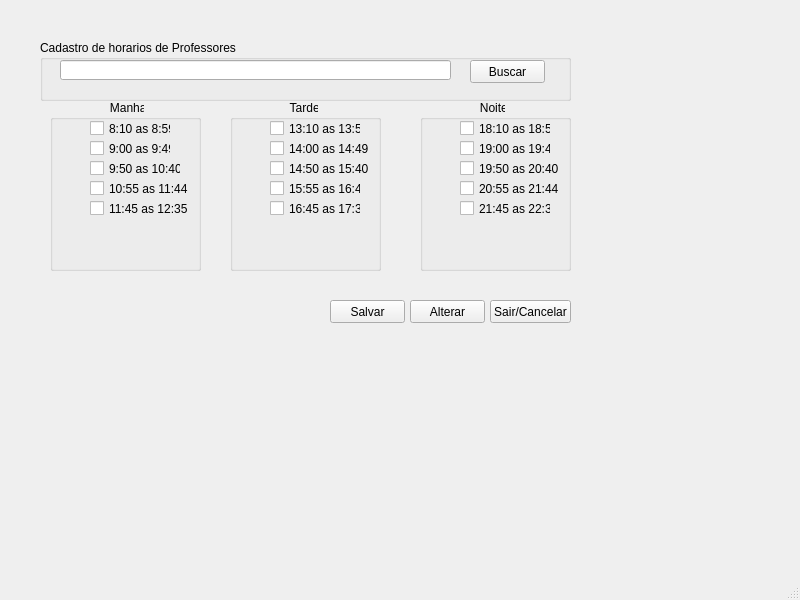
The window that Geovani/cadastrohorario.ui (UnPComp2013/Grupo5) describes before a commit, drawn with Qt 5.
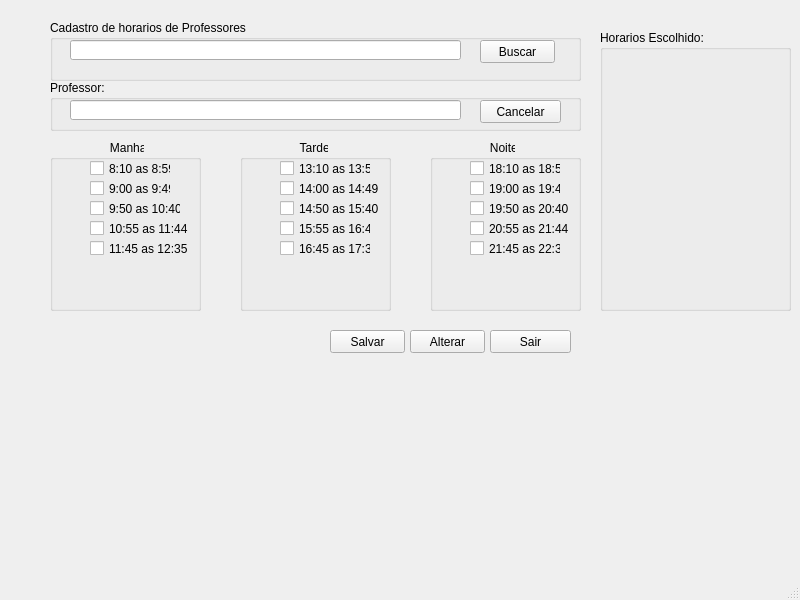
The same window after the commit.

Patch:
```diff
--- a/Geovani/cadastrohorario.ui
+++ b/Geovani/cadastrohorario.ui
@@ -18,7 +18,7 @@
     <property name="geometry">
      <rect>
       <x>50</x>
-      <y>100</y>
+      <y>140</y>
       <width>151</width>
       <height>171</height>
      </rect>
@@ -95,8 +95,8 @@
    <widget class="QGroupBox" name="groupBox_2">
     <property name="geometry">
      <rect>
-      <x>230</x>
-      <y>100</y>
+      <x>240</x>
+      <y>140</y>
       <width>151</width>
       <height>171</height>
      </rect>
@@ -173,8 +173,8 @@
    <widget class="QGroupBox" name="groupBox_3">
     <property name="geometry">
      <rect>
-      <x>420</x>
-      <y>100</y>
+      <x>430</x>
+      <y>140</y>
       <width>151</width>
       <height>171</height>
      </rect>
@@ -251,8 +251,8 @@
    <widget class="QGroupBox" name="groupBox_4">
     <property name="geometry">
      <rect>
-      <x>40</x>
-      <y>40</y>
+      <x>50</x>
+      <y>20</y>
       <width>531</width>
       <height>61</height>
      </rect>
@@ -288,7 +288,7 @@
     <property name="geometry">
      <rect>
       <x>330</x>
-      <y>300</y>
+      <y>330</y>
       <width>75</width>
       <height>23</height>
      </rect>
@@ -301,7 +301,7 @@
     <property name="geometry">
      <rect>
       <x>410</x>
-      <y>300</y>
+      <y>330</y>
       <width>75</width>
       <height>23</height>
      </rect>
@@ -310,19 +310,81 @@
      <string>Alterar</string>
     </property>
    </widget>
-   <widget class="QPushButton" name="pushButton_4">
+   <widget class="QGroupBox" name="groupBox_10">
+    <property name="geometry">
+     <rect>
+      <x>50</x>
+      <y>80</y>
+      <width>531</width>
+      <height>51</height>
+     </rect>
+    </property>
+    <property name="title">
+     <string>Professor:</string>
+    </property>
+    <widget class="QLineEdit" name="lineEdit_3">
+     <property name="geometry">
+      <rect>
+       <x>20</x>
+       <y>20</y>
+       <width>391</width>
+       <height>20</height>
+      </rect>
+     </property>
+    </widget>
+    <widget class="QPushButton" name="pushButton_4">
+     <property name="geometry">
+      <rect>
+       <x>430</x>
+       <y>20</y>
+       <width>81</width>
+       <height>23</height>
+      </rect>
+     </property>
+     <property name="text">
+      <string>Cancelar</string>
+     </property>
+    </widget>
+   </widget>
+   <widget class="QPushButton" name="pushButton_9">
     <property name="geometry">
      <rect>
       <x>490</x>
-      <y>300</y>
+      <y>330</y>
       <width>81</width>
       <height>23</height>
      </rect>
     </property>
     <property name="text">
-     <string>Sair/Cancelar</string>
+     <string>Sair</string>
     </property>
    </widget>
+   <widget class="QGroupBox" name="groupBox_11">
+    <property name="geometry">
+     <rect>
+      <x>600</x>
+      <y>30</y>
+      <width>191</width>
+      <height>281</height>
+     </rect>
+    </property>
+    <property name="title">
+     <string>Horarios Escolhido:</string>
+    </property>
+    <widget class="QGroupBox" name="groupBox_12">
+     <property name="geometry">
+      <rect>
+       <x>0</x>
+       <y>-80</y>
+       <width>120</width>
+       <height>80</height>
+      </rect>
+     </property>
+     <property name="title">
+      <string>GroupBox</string>
+     </property>
+    </widget>
+   </widget>
   </widget>
   <widget class="QMenuBar" name="menubar">
    <property name="geometry">
```
Left out of the diff: 13 changed lines with no effect on the pictures.
